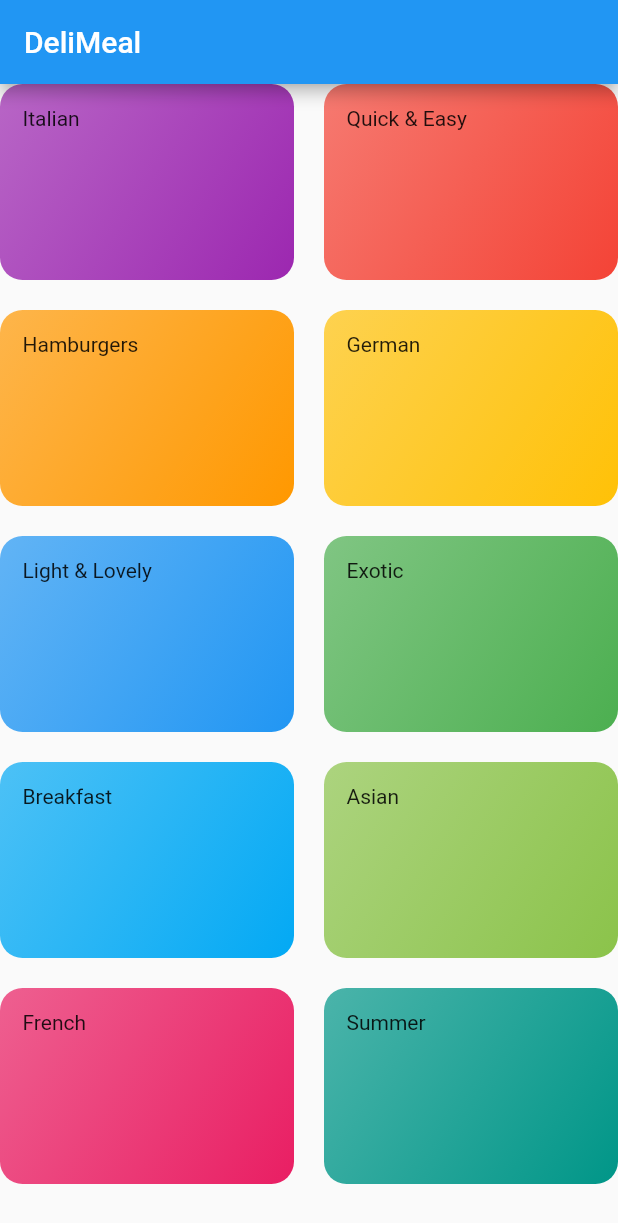
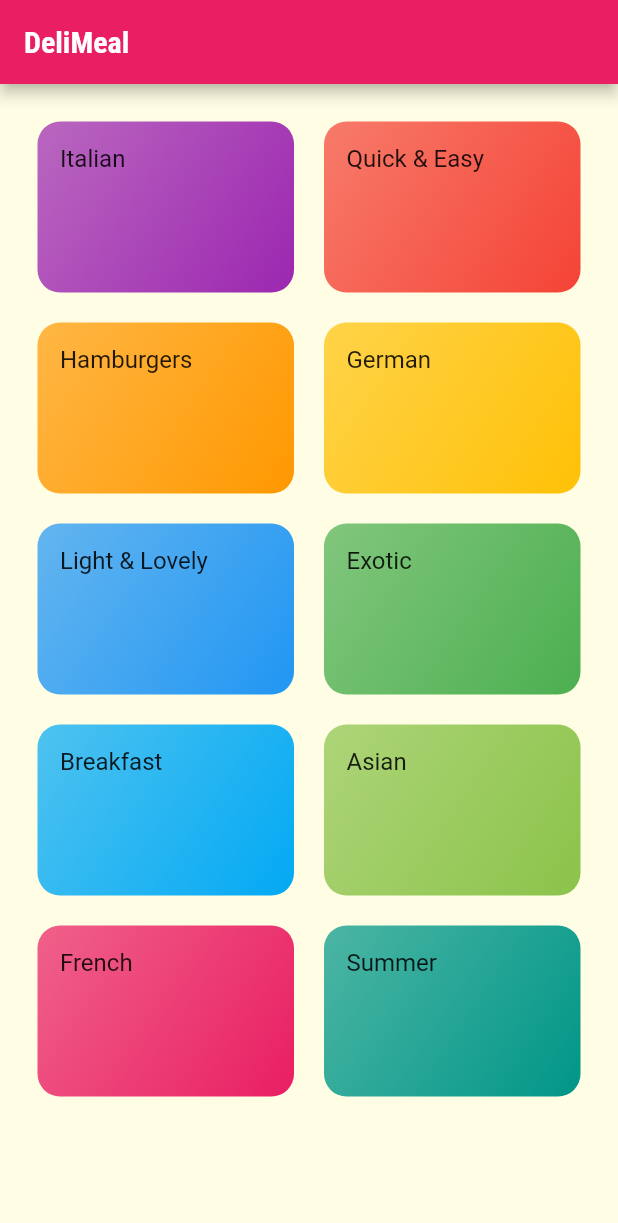
Before and after one commit to ayoline/meals-app, a Flutter app: the screen it shows after launch, on a phone screen of 412 x 824 dp. Shown: the top 1223 px of the screen. Run offline on Flutter 3.47's test engine with Material 2 defaults, Android fonts, the phone set to English and light mode, and no system bars.

Commit message:
add style and theme

```diff
--- a/lib/categories_screen.dart
+++ b/lib/categories_screen.dart
@@ -11,6 +11,7 @@ class CategoriesScreen extends StatelessWidget {
     return Scaffold(
       appBar: AppBar(title: const Text('DeliMeal')),
       body: GridView(
+        padding: const EdgeInsets.all(25),
         children: DUMMY_CATEGORIES
             .map((catData) => CategoryItem(
                   catData.title,
--- a/lib/category_item.dart
+++ b/lib/category_item.dart
@@ -10,7 +10,10 @@ class CategoryItem extends StatelessWidget {
   Widget build(BuildContext context) {
     return Container(
       padding: const EdgeInsets.all(15),
-      child: Text(title),
+      child: Text(
+        title,
+        style: Theme.of(context).textTheme.titleMedium,
+      ),
       decoration: BoxDecoration(
         gradient: LinearGradient(
           colors: [
--- a/lib/main.dart
+++ b/lib/main.dart
@@ -1,3 +1,4 @@
+// ignore_for_file: deprecated_member_use
 import 'package:flutter/material.dart';
 
 import './categories_screen.dart';
@@ -14,7 +15,22 @@ class MyApp extends StatelessWidget {
     return MaterialApp(
       title: 'DeliMeals',
       theme: ThemeData(
-        primarySwatch: Colors.blue,
+        primarySwatch: Colors.pink,
+        accentColor: Colors.amber,
+        canvasColor: const Color.fromRGBO(255, 254, 229, 1),
+        fontFamily: 'Raleway',
+        textTheme: ThemeData.light().textTheme.copyWith(
+            bodyText1: const TextStyle(
+              color: Color.fromRGBO(20, 51, 51, 1),
+            ),
+            bodyText2: const TextStyle(
+              color: Color.fromRGBO(20, 51, 51, 1),
+            ),
+            headline6: const TextStyle(
+              fontSize: 20,
+              fontWeight: FontWeight.bold,
+              fontFamily: 'RobotoCondensed',
+            )),
       ),
       home: const CategoriesScreen(),
     );
```
Also changed, not shown: pubspec.yaml (+17 -6 lines), assets/fonts/Raleway-Black.ttf (added), assets/fonts/Raleway-Bold.ttf (added), assets/fonts/Raleway-Regular.ttf (added), assets/fonts/RobotoCondensed-Bold.ttf (added), assets/fonts/RobotoCondensed-Italic.ttf (added), assets/fonts/RobotoCondensed-Light.ttf (added), assets/fonts/RobotoCondensed-Regular.ttf (added).
